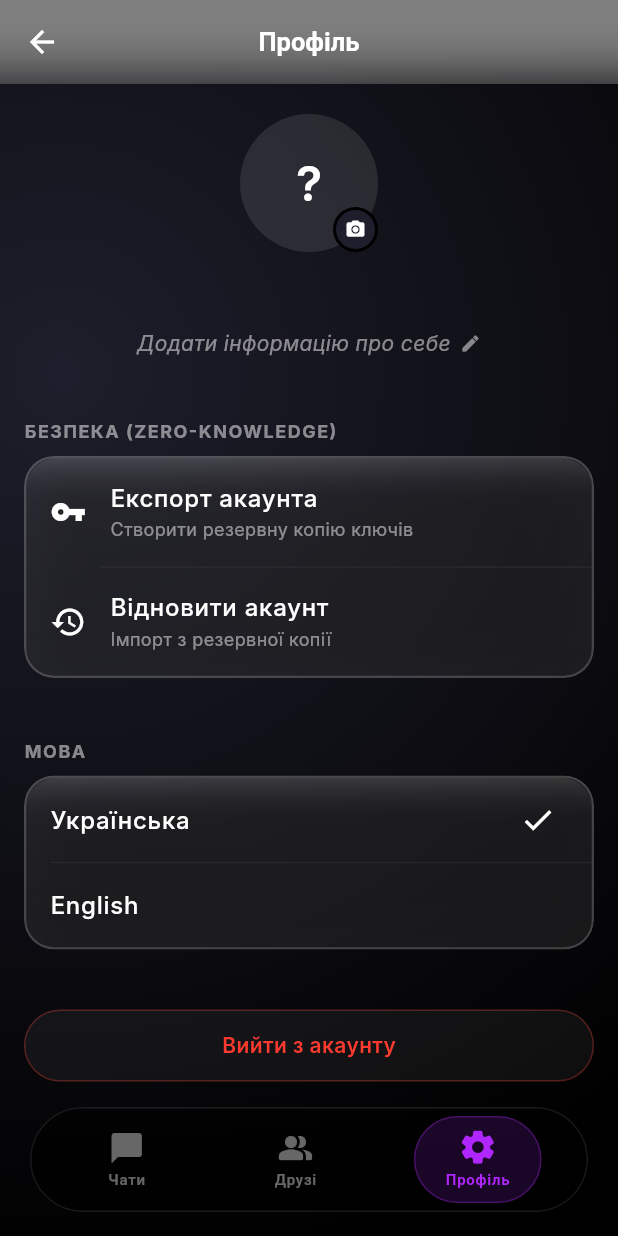
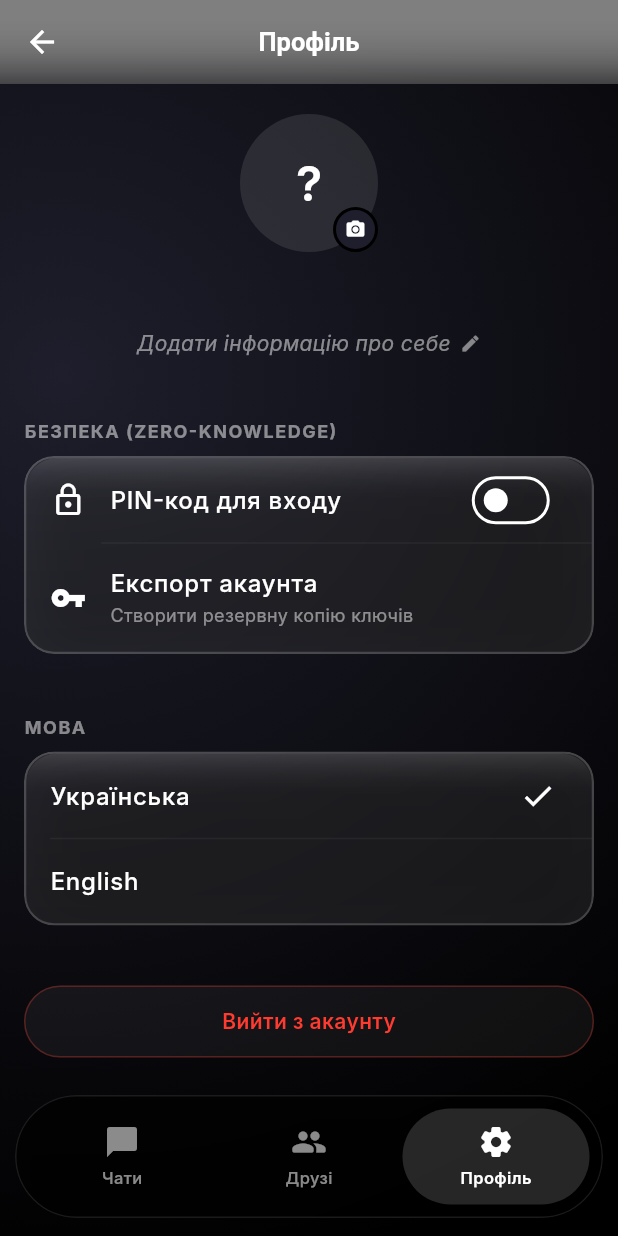
Before and after one commit to user4032/aether-mobile, a Flutter app: the ContactsScreen screen opened directly with empty values, item 3 of the bottom bar chosen, after a tap on the "camera alt" icon, on a phone screen of 412 x 824 dp. Run offline on Flutter 3.47's test engine with Material 3 defaults, Android fonts, the light colour scheme and no system bars; our stand-ins replace audioplayers, flutter_secure_storage, image_picker, shared_preferences, socket_io_client; missing offline and left inert: cryptography, record; accounts and stored records are empty; network calls fail; Roboto replaces fonts that are missing (Inter).

Commit message:
Fixed avatar adding and menu changed

```diff
--- a/lib/screens/contacts_screen.dart
+++ b/lib/screens/contacts_screen.dart
@@ -7,7 +7,6 @@ import 'package:flutter_secure_storage/flutter_secure_storage.dart';
 import 'package:cryptography/cryptography.dart';
 import 'package:socket_io_client/socket_io_client.dart' as io;
 import 'package:image_picker/image_picker.dart';
-import 'package:image_cropper/image_cropper.dart';
 import 'package:intl/intl.dart';
 import 'package:audioplayers/audioplayers.dart';
 import '../utils/globals.dart';
@@ -22,7 +21,7 @@ class ContactsScreen extends StatefulWidget {
   State<ContactsScreen> createState() => _ContactsScreenState();
 }
 
-class _ContactsScreenState extends State<ContactsScreen> {
+class _ContactsScreenState extends State<ContactsScreen> with WidgetsBindingObserver {
   int _currentIndex = 0;
   late io.Socket _bgSocket;
   final AudioPlayer _audioPlayer = AudioPlayer();
@@ -40,25 +39,45 @@ class _ContactsScreenState extends State<ContactsScreen> {
 
   final _addFriendController = TextEditingController();
   final _searchController = TextEditingController();
-
   final _verifySearchController = TextEditingController();
   List<Map<String, dynamic>> _verifyResults = [];
+
+  // --- ЗМІННІ ДЛЯ PIN-LOCK ---
+  bool _isAppLocked = false;
+  String? _savedPin;
+  String _enteredPin = '';
+  bool _isSettingPin = false;
+  String _tempNewPin = '';
 
   @override
   void initState() {
     super.initState();
+    WidgetsBinding.instance.addObserver(this);
+    _initLockState();
+
     _bgSocket = io.io('https://aether-backend-hrmq.onrender.com', {'transports': ['websocket'], 'forceNew': true});
     _bgSocket.connect();
-    _bgSocket.onConnect((_) { _bgSocket.emit('set_active', widget.userName); _loadData(); });
+    _bgSocket.onConnect((_) {
+      _bgSocket.emit('set_active', widget.userName);
+      _loadData();
+    });
+
     _bgSocket.on('message', (data) {
       var msg = Map<String, dynamic>.from(data);
       if (msg['receiverName'] == widget.userName || (msg['receiverName'].toString().startsWith('GROUP_') && msg['senderName'] != widget.userName)) {
-        if (currentActiveChat != msg['senderName'] && currentActiveChat != msg['receiverName']) { _audioPlayer.play(AssetSource('ding.mp3')); }
+        if (currentActiveChat != msg['senderName'] && currentActiveChat != msg['receiverName']) {
+          _audioPlayer.play(AssetSource('ding.mp3'));
+        }
         _loadData();
       }
     });
-    _bgSocket.on('refresh_chats', (data) { if (data['userName'] == widget.userName || data['userName'] == 'all') _loadData(); });
+
+    _bgSocket.on('refresh_chats', (data) {
+      if (data['userName'] == widget.userName || data['userName'] == 'all') _loadData();
+    });
+
     _bgSocket.on('messages_read', (data) { _loadData(); });
+
     _bgSocket.on('friends_data', (data) {
       if (mounted) {
         setState(() {
@@ -70,6 +89,72 @@ class _ContactsScreenState extends State<ContactsScreen> {
         });
       }
     });
+  }
+
+  @override
+  void dispose() {
+    WidgetsBinding.instance.removeObserver(this);
+    currentActiveChat = null;
+    _bgSocket.dispose();
+    _audioPlayer.dispose();
+    super.dispose();
+  }
+
+  // --- ЛОГІКА БЛОКУВАННЯ ---
+  Future<void> _initLockState() async {
+    final storage = const FlutterSecureStorage();
+    _savedPin = await storage.read(key: 'app_pin');
+    if (_savedPin != null && _savedPin!.isNotEmpty) {
+      setState(() { _isAppLocked = true; });
+    }
+  }
+
+  @override
+  void didChangeAppLifecycleState(AppLifecycleState state) {
+    super.didChangeAppLifecycleState(state);
+    if (state == AppLifecycleState.paused || state == AppLifecycleState.inactive) {
+      if (_savedPin != null && _savedPin!.isNotEmpty) {
+        setState(() { _isAppLocked = true; _enteredPin = ''; });
+      }
+    }
+  }
+
+  void _onPinTap(String val) {
+    if (val == 'back') {
+      if (_enteredPin.isNotEmpty) setState(() { _enteredPin = _enteredPin.substring(0, _enteredPin.length - 1); });
+      return;
+    }
+    if (_enteredPin.length < 4) {
+      setState(() { _enteredPin += val; });
+      if (_enteredPin.length == 4) {
+        _verifyPin();
+      }
+    }
+  }
+
+  void _verifyPin() async {
+    await Future.delayed(const Duration(milliseconds: 200));
+    if (_isSettingPin) {
+      if (_tempNewPin.isEmpty) {
+        setState(() { _tempNewPin = _enteredPin; _enteredPin = ''; });
+      } else {
+        if (_tempNewPin == _enteredPin) {
+          await const FlutterSecureStorage().write(key: 'app_pin', value: _enteredPin);
+          setState(() { _savedPin = _enteredPin; _isSettingPin = false; _tempNewPin = ''; _enteredPin = ''; });
+          _showSnack(t("PIN-код встановлено", "PIN code set successfully"));
+        } else {
+          setState(() { _tempNewPin = ''; _enteredPin = ''; });
+          _showSnack(t("Коди не співпадають", "PIN codes do not match"));
+        }
+      }
+    } else if (_isAppLocked) {
+      if (_enteredPin == _savedPin) {
+        setState(() { _isAppLocked = false; _enteredPin = ''; });
+      } else {
+        setState(() { _enteredPin = ''; });
+        HapticFeedback.heavyImpact();
+      }
+    }
   }
 
   Future<SecretKey> _getSecretKey(String remotePub, bool isGroup) async {
@@ -132,40 +217,10 @@ class _ContactsScreenState extends State<ContactsScreen> {
   }
 
   Future<void> _updateAvatar() async {
-    final XFile? image = await _picker.pickImage(source: ImageSource.gallery, imageQuality: 50, maxWidth: 256, maxHeight: 256);
-    if (image == null) return;
-
-    if (!mounted) return;
-    final croppedFile = await ImageCropper().cropImage(
-      sourcePath: image.path,
-      aspectRatio: const CropAspectRatio(ratioX: 1, ratioY: 1),
-      uiSettings: [
-        AndroidUiSettings(
-          toolbarTitle: t('Профіль', 'Profile'),
-          toolbarColor: Colors.black,
-          toolbarWidgetColor: Colors.white,
-          initAspectRatio: CropAspectRatioPreset.square,
-          lockAspectRatio: true,
-          backgroundColor: Colors.black,
-          dimmedLayerColor: Colors.black.withValues(alpha: 0.8),
-        ),
-        IOSUiSettings(
-          title: 'Profile',
-          cancelButtonTitle: 'Cancel',
-          doneButtonTitle: 'Crop',
-          aspectRatioLockEnabled: true,
-          resetAspectRatioEnabled: false,
-          aspectRatioPickerButtonHidden: true,
-        ),
-      ],
-    );
-
-    if (croppedFile == null) return;
-
-    final bytes = await croppedFile.readAsBytes();
+    final XFile? image = await _picker.pickImage(source: ImageSource.gallery, imageQuality: 50, maxWidth: 500, maxHeight: 500);
+    if (image == null || !mounted) return;
+    final bytes = await image.readAsBytes();
     final base64String = base64Encode(bytes);
-
-    if (!mounted) return;
     setState(() { _myAvatar = base64String; });
     _bgSocket.emit('update_avatar', {'userName': widget.userName, 'avatar': base64String});
     _loadData();
@@ -222,7 +277,7 @@ class _ContactsScreenState extends State<ContactsScreen> {
                         contentPadding: EdgeInsets.zero,
                         title: Text(friend, style: const TextStyle(color: Colors.white, fontWeight: FontWeight.w500)),
                         value: selectedFriends.contains(friend),
-                        activeColor: Colors.white,
+                        fillColor: WidgetStateProperty.resolveWith((states) => states.contains(WidgetState.selected) ? Colors.white : Colors.transparent),
                         checkColor: Colors.black,
                         side: const BorderSide(color: Colors.white54),
                         checkboxShape: RoundedRectangleBorder(borderRadius: BorderRadius.circular(50)),
@@ -369,76 +424,12 @@ class _ContactsScreenState extends State<ContactsScreen> {
     );
   }
 
-  void _showImportDialog() {
-    final tokenController = TextEditingController();
-    final passwordController = TextEditingController();
-    bool isLoading = false;
-    showDialog(
-      context: context,
-      builder: (context) => StatefulBuilder(
-        builder: (context, setStateSB) => AlertDialog(
-          backgroundColor: Colors.transparent,
-          contentPadding: EdgeInsets.zero,
-          content: GlassContainer(
-            padding: const EdgeInsets.all(24),
-            child: Column(
-              mainAxisSize: MainAxisSize.min,
-              children: [
-                Text(t("Відновлення акаунта", "Restore Account"), style: const TextStyle(color: Colors.white, fontSize: 18, fontWeight: FontWeight.bold)),
-                const SizedBox(height: 20),
-                GlassInput(controller: tokenController, hintText: t("Вставте ключ (Backup Token)", "Paste Backup Key")),
-                const SizedBox(height: 16),
-                GlassInput(controller: passwordController, hintText: t("Пароль", "Password"), obscureText: true),
-                const SizedBox(height: 24),
-                ShineButton(
-                  text: t("Відновити", "Restore"),
-                  isLoading: isLoading,
-                  onPressed: () async {
-                    final token = tokenController.text.trim();
-                    final pass = passwordController.text.trim();
-                    if (token.isEmpty || pass.isEmpty) return;
-                    setStateSB(() => isLoading = true);
-                    try {
-                      final parts = token.split('.');
-                      if (parts.length != 3) throw Exception("Invalid format");
-                      final nonce = base64Decode(parts[0]);
-                      final cipherText = base64Decode(parts[1]);
-                      final mac = base64Decode(parts[2]);
-                      final passHash = await Sha256().hash(utf8.encode(pass));
-                      final key = await _aes.newSecretKeyFromBytes(passHash.bytes);
-                      final box = SecretBox(cipherText, nonce: nonce, mac: Mac(mac));
-                      final decryptedBytes = await _aes.decrypt(box, secretKey: key);
-                      final payload = jsonDecode(utf8.decode(decryptedBytes));
-                      final prefs = await SharedPreferences.getInstance();
-                      final storage = const FlutterSecureStorage();
-                      await storage.write(key: 'private_key', value: payload['priv']);
-                      await prefs.setString('public_key', payload['pub']);
-                      await prefs.setString('device_id', payload['dev']);
-                      await prefs.setString('user_name', payload['name']);
-                      if (!context.mounted) return;
-                      Navigator.pushAndRemoveUntil(context, MaterialPageRoute(builder: (context) => const MainGate()), (r) => false);
-                    } catch (e) {
-                      setStateSB(() => isLoading = false);
-                      _showSnack(t("Невірний ключ або пароль", "Invalid token or password"));
-                    }
-                  },
-                ),
-                const SizedBox(height: 8),
-                TextButton(onPressed: () => Navigator.pop(context), child: Text(t('Скасувати', 'Cancel'), style: const TextStyle(color: Colors.white70))),
-              ],
-            ),
-          ),
-        ),
-      ),
-    );
-  }
-
   void _showUserProfile(String partnerName, String? initialAvatar, String? publicKey, bool isGroup) {
     if (isGroup || partnerName == widget.userName) return;
     String? currentBio;
     String? currentAvatar = initialAvatar;
+    bool isVerifiedUser = false;
     bool fetched = false;
-    bool isVerifiedUser = false;
     showModalBottomSheet(
       context: context,
       isScrollControlled: true,
@@ -603,9 +594,82 @@ class _ContactsScreenState extends State<ContactsScreen> {
     ScaffoldMessenger.of(context).showSnackBar(SnackBar(content: Text(msg, style: const TextStyle(color: Colors.white)), backgroundColor: const Color(0xFF333333), behavior: SnackBarBehavior.floating, shape: RoundedRectangleBorder(borderRadius: BorderRadius.circular(50))));
   }
 
-  @override
-  void dispose() { _bgSocket.dispose(); _audioPlayer.dispose(); super.dispose(); }
+  // --- ЕКРАН БЛОКУВАННЯ ---
+  Widget _buildLockScreen() {
+    return Scaffold(
+      backgroundColor: Colors.black,
+      body: SafeArea(
+        child: Column(
+          mainAxisAlignment: MainAxisAlignment.center,
+          children: [
+            const Icon(Icons.lock_outline, size: 50, color: Colors.white),
+            const SizedBox(height: 20),
+            Text(
+              _isSettingPin
+                  ? (_tempNewPin.isEmpty ? t("Придумайте PIN-код", "Create PIN") : t("Повторіть PIN-код", "Confirm PIN"))
+                  : t("Введіть PIN-код", "Enter PIN"),
+              style: const TextStyle(color: Colors.white, fontSize: 20, fontWeight: FontWeight.bold)
+            ),
+            const SizedBox(height: 40),
+            Row(
+              mainAxisAlignment: MainAxisAlignment.center,
+              children: List.generate(4, (index) {
+                return Container(
+                  margin: const EdgeInsets.symmetric(horizontal: 12),
+                  width: 16, height: 16,
+                  decoration: BoxDecoration(
+                    shape: BoxShape.circle,
+                    color: _enteredPin.length > index ? const Color(0xFFB026FF) : Colors.transparent,
+                    border: Border.all(color: _enteredPin.length > index ? const Color(0xFFB026FF) : Colors.white54, width: 2),
+                  ),
+                );
+              }),
+            ),
+            const SizedBox(height: 60),
+            Padding(
+              padding: const EdgeInsets.symmetric(horizontal: 50),
+              child: GridView.count(
+                shrinkWrap: true,
+                crossAxisCount: 3,
+                mainAxisSpacing: 20,
+                crossAxisSpacing: 20,
+                childAspectRatio: 1.2,
+                physics: const NeverScrollableScrollPhysics(),
+                children: [
+                  for (var i = 1; i <= 9; i++) _numButton(i.toString()),
+                  _numButton(''), // Empty
+                  _numButton('0'),
+                  _numButton('back', icon: Icons.backspace_outlined),
+                ],
+              ),
+            ),
+          ],
+        ),
+      ),
+    );
+  }
 
+  Widget _numButton(String val, {IconData? icon}) {
+    if (val.isEmpty) return const SizedBox();
+    return GestureDetector(
+      onTap: () => _onPinTap(val),
+      behavior: HitTestBehavior.opaque,
+      child: Container(
+        decoration: BoxDecoration(
+          color: Colors.white.withValues(alpha: 0.05),
+          shape: BoxShape.circle,
+          border: Border.all(color: Colors.white.withValues(alpha: 0.1)),
+        ),
+        child: Center(
+          child: icon != null
+              ? Icon(icon, color: Colors.white, size: 28)
+              : Text(val, style: const TextStyle(color: Colors.white, fontSize: 28, fontWeight: FontWeight.w600)),
+        ),
+      ),
+    );
+  }
+
+  // --- ТАБИ ---
   Widget _buildChatsTab() {
     return Column(
       crossAxisAlignment: CrossAxisAlignment.start,
@@ -623,7 +687,7 @@ class _ContactsScreenState extends State<ContactsScreen> {
                 Text(t("Напишіть щось друзям.", "Write something to friends."), style: TextStyle(color: Colors.white.withValues(alpha: 0.7), fontSize: 16)),
               ]))
             : ListView.separated(
-                padding: const EdgeInsets.only(bottom: 120), // ФІКС: Більший відступ для плаваючого меню
+                padding: const EdgeInsets.only(bottom: 120), // Відступ для нижнього меню
                 itemCount: _recentChats.length,
                 separatorBuilder: (context, index) => Padding(padding: const EdgeInsets.only(left: 76.0), child: Divider(height: 1, color: Colors.white.withValues(alpha: 0.05))),
                 itemBuilder: (context, index) {
@@ -671,7 +735,7 @@ class _ContactsScreenState extends State<ContactsScreen> {
 
   Widget _buildFriendsTab() {
     return ListView(
-      padding: const EdgeInsets.only(top: 20, bottom: 120), // ФІКС: Більший відступ
+      padding: const EdgeInsets.only(top: 20, bottom: 120), // Відступ для нижнього меню
       children: [
         Padding(padding: const EdgeInsets.symmetric(horizontal: 16, vertical: 8), child: Text(t("ДОДАТИ ДРУГА", "ADD FRIEND"), style: TextStyle(fontSize: 12, color: Colors.white.withValues(alpha: 0.5), fontWeight: FontWeight.bold, letterSpacing: 1))),
         Container(
@@ -734,7 +798,7 @@ class _ContactsScreenState extends State<ContactsScreen> {
 
   Widget _buildSettingsTab() {
     return ListView(
-      padding: const EdgeInsets.only(top: 20, bottom: 120), // ФІКС: Більший відступ
+      padding: const EdgeInsets.only(top: 20, bottom: 120),
       children: [
         Center(
           child: Stack(children: [
@@ -774,9 +838,26 @@ class _ContactsScreenState extends State<ContactsScreen> {
         GlassContainer(
           margin: const EdgeInsets.symmetric(horizontal: 16),
           child: Column(children: [
+            // НОВА КНОПКА PIN-LOCK
+            ListTile(
+              leading: const Icon(Icons.lock_outline, color: Colors.white),
+              title: Text(t("PIN-код для входу", "App Lock (PIN)"), style: const TextStyle(color: Colors.white, fontWeight: FontWeight.w500)),
+              trailing: Switch(
+                value: _savedPin != null && _savedPin!.isNotEmpty,
+                activeColor: const Color(0xFFB026FF),
+                onChanged: (val) {
+                  if (val) {
+                    setState(() { _isAppLocked = true; _isSettingPin = true; _enteredPin = ''; _tempNewPin = ''; });
+                  } else {
+                    setState(() { _isAppLocked = true; _isSettingPin = false; _enteredPin = ''; });
+                    const FlutterSecureStorage().delete(key: 'app_pin');
+                    setState(() { _savedPin = null; });
+                  }
+                },
+              ),
+            ),
+            Divider(height: 1, indent: 50, color: Colors.white.withValues(alpha: 0.05)),
             ListTile(leading: const Icon(Icons.vpn_key, color: Colors.white), title: Text(t("Експорт акаунта", "Export Account"), style: const TextStyle(color: Colors.white, fontWeight: FontWeight.w500)), subtitle: Text(t("Створити резервну копію ключів", "Create a backup of your keys"), style: TextStyle(color: Colors.white.withValues(alpha: 0.5), fontSize: 12)), onTap: _showExportDialog),
-            Divider(height: 1, indent: 50, color: Colors.white.withValues(alpha: 0.05)),
-            ListTile(leading: const Icon(Icons.restore, color: Colors.white), title: Text(t("Відновити акаунт", "Restore Account"), style: const TextStyle(color: Colors.white, fontWeight: FontWeight.w500)), subtitle: Text(t("Імпорт з резервної копії", "Import from backup"), style: TextStyle(color: Colors.white.withValues(alpha: 0.5), fontSize: 12)), onTap: _showImportDialog),
           ]),
         ),
 
@@ -862,36 +943,41 @@ class _ContactsScreenState extends State<ContactsScreen> {
   }
 
   // ─────────────────────────────────────────────────────────
-  // НОВИЙ ПРЕМІАЛЬНИЙ BOTTOM NAV (У СТИЛІ UIVERSE + LUMYN)
+  // НОВЕ ПОВНІСТЮ ЧОРНЕ МЕНЮ З UIVERSE (З НАШИМИ 3 КНОПКАМИ)
   // ─────────────────────────────────────────────────────────
-  Widget _buildCustomBottomNav(int totalUnread, int totalPending) {
-    return Padding(
-      // Динамічний відступ знизу для iPhone (SafeArea)
-      padding: EdgeInsets.only(left: 20, right: 20, bottom: MediaQuery.of(context).padding.bottom + 16),
+  Widget _buildDarkGlassMenu(int totalUnread, int totalPending) {
+    return Align(
+      alignment: Alignment.bottomCenter,
+      child: Padding(
+        padding: EdgeInsets.only(
+          left: 10,
+          right: 10,
+          bottom: MediaQuery.of(context).padding.bottom + 12
+        ),
         child: ClipRRect(
-        borderRadius: BorderRadius.circular(100),
+          borderRadius: BorderRadius.circular(999),
           child: BackdropFilter(
-          filter: ImageFilter.blur(sigmaX: 20, sigmaY: 20),
+            filter: ImageFilter.blur(sigmaX: 12, sigmaY: 12),
             child: Container(
-            height: 70,
-            padding: const EdgeInsets.symmetric(horizontal: 8),
+              width: double.infinity,
+              constraints: const BoxConstraints(maxWidth: 520),
+              padding: const EdgeInsets.all(8),
               decoration: BoxDecoration(
-              // Чорний напівпрозорий фон
-              color: Colors.black.withValues(alpha: 0.65),
-              borderRadius: BorderRadius.circular(100),
-              // Легка рамка зверху
-              border: Border.all(color: Colors.white.withValues(alpha: 0.1), width: 1),
+                color: Colors.black.withValues(alpha: 0.6), // Темне матове скло
+                borderRadius: BorderRadius.circular(999),
+                border: Border.all(color: Colors.white.withValues(alpha: 0.1)),
                 boxShadow: [
-                BoxShadow(color: Colors.black.withValues(alpha: 0.4), blurRadius: 30, offset: const Offset(0, 10))
+                  BoxShadow(color: Colors.black.withValues(alpha: 0.2), blurRadius: 30, offset: const Offset(0, 10))
                 ],
               ),
               child: Row(
-              mainAxisAlignment: MainAxisAlignment.spaceAround,
+                mainAxisAlignment: MainAxisAlignment.center,
                 children: [
-                _navItem(0, Icons.chat_bubble_rounded, t("Чати", "Chats"), totalUnread),
-                _navItem(1, Icons.people_alt_rounded, t("Друзі", "Friends"), totalPending),
-                _navItem(2, Icons.settings_rounded, t("Профіль", "Profile"), 0),
+                  _menuItem(0, Icons.chat_bubble_rounded, t("Чати", "Chats"), totalUnread),
+                  _menuItem(1, Icons.people_rounded, t("Друзі", "Friends"), totalPending),
+                  _menuItem(2, Icons.settings_rounded, t("Профіль", "Profile"), 0),
                 ],
+              ),
             ),
           ),
         ),
@@ -899,52 +985,44 @@ class _ContactsScreenState extends State<ContactsScreen> {
     );
   }
 
-  Widget _navItem(int index, IconData icon, String label, int badgeCount) {
+  Widget _menuItem(int index, IconData icon, String label, int badgeCount) {
     final isActive = _currentIndex == index;
-    // Кольори для активного і неактивного стану
-    final color = isActive ? const Color(0xFFB026FF) : Colors.white.withValues(alpha: 0.4);
-    final bgColor = isActive ? const Color(0xFFB026FF).withValues(alpha: 0.15) : Colors.transparent;
+    final color = isActive ? Colors.white : Colors.white54;
+    final bgColor = isActive ? Colors.white.withValues(alpha: 0.15) : Colors.transparent;
 
-    return GestureDetector(
+    return Expanded(
+      child: GestureDetector(
         onTap: () => setState(() => _currentIndex = index),
         behavior: HitTestBehavior.opaque,
         child: AnimatedContainer(
-        duration: const Duration(milliseconds: 250),
+          duration: const Duration(milliseconds: 200),
           curve: Curves.easeOutCubic,
-        padding: const EdgeInsets.symmetric(horizontal: 20, vertical: 8),
+          padding: const EdgeInsets.symmetric(vertical: 10),
           decoration: BoxDecoration(
             color: bgColor,
-          borderRadius: BorderRadius.circular(100),
-          // Легке внутрішнє світіння для активної кнопки
-          border: isActive ? Border.all(color: const Color(0xFFB026FF).withValues(alpha: 0.3)) : Border.all(color: Colors.transparent),
+            borderRadius: BorderRadius.circular(999),
           ),
           child: Column(
             mainAxisSize: MainAxisSize.min,
             children: [
-            AnimatedScale(
-              scale: isActive ? 1.1 : 1.0, // Кнопка "вистрибує" при натисканні
-              duration: const Duration(milliseconds: 250),
-              curve: Curves.easeOutBack,
-              child: Badge(
+              Badge(
                 isLabelVisible: badgeCount > 0,
                 backgroundColor: Colors.white,
                 textColor: Colors.black,
                 label: Text('$badgeCount', style: const TextStyle(fontWeight: FontWeight.bold)),
                 child: Icon(icon, color: color, size: 24),
               ),
-            ),
               const SizedBox(height: 4),
-            AnimatedDefaultTextStyle(
-              duration: const Duration(milliseconds: 250),
+              Text(
+                label,
                 style: TextStyle(
                   color: color,
-                fontSize: 10,
-                fontWeight: isActive ? FontWeight.w700 : FontWeight.w500,
-                letterSpacing: 0.5,
+                  fontSize: 11,
+                  fontWeight: isActive ? FontWeight.w600 : FontWeight.w500,
                 ),
-              child: Text(label),
               ),
             ],
+          ),
         ),
       ),
     );
@@ -952,13 +1030,17 @@ class _ContactsScreenState extends State<ContactsScreen> {
 
   @override
   Widget build(BuildContext context) {
+    // ЯКЩО ДОДАТОК ЗАБЛОКОВАНИЙ — ПОКАЗУЄМО PIN-LOCK ЕКРАН
+    if (_isAppLocked) {
+      return _buildLockScreen();
+    }
+
     int totalUnread = _recentChats.fold(0, (sum, chat) => sum + ((chat['unreadCount'] ?? 0) as int));
     int totalPending = _pendingRequests.length;
     String appBarTitle = _currentIndex == 0 ? t("Чати", "Chats") : (_currentIndex == 1 ? t("Друзі", "Friends") : t("Профіль", "Profile"));
 
     return Scaffold(
       backgroundColor: Colors.transparent,
-      // Дозволяємо контенту (спискам) скролитися ПІД плаваючою панеллю
       extendBody: true,
       appBar: AppBar(
         title: Text(appBarTitle),
@@ -966,10 +1048,14 @@ class _ContactsScreenState extends State<ContactsScreen> {
         actions: _currentIndex == 0 ? [Container(margin: const EdgeInsets.only(right: 16), child: IconButton(icon: const Icon(Icons.group_add, color: Colors.white, size: 24), onPressed: _showCreateGroupDialog))] : null,
       ),
       body: LiquidBackground(
-        child: _currentIndex == 0 ? _buildChatsTab() : (_currentIndex == 1 ? _buildFriendsTab() : _buildSettingsTab())
+        child: Stack(
+          children: [
+            _currentIndex == 0 ? _buildChatsTab() : (_currentIndex == 1 ? _buildFriendsTab() : _buildSettingsTab()),
+            // Вставляємо нове круте меню поверх усього
+            _buildDarkGlassMenu(totalUnread, totalPending),
+          ],
         ),
-      // НОВА плаваюча панель!
-      bottomNavigationBar: _buildCustomBottomNav(totalUnread, totalPending),
+      ),
     );
   }
 }
```
Lines whose indentation alone changed are shown as unchanged.
